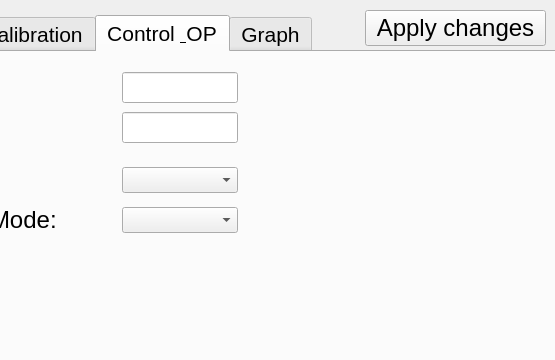
Qt form m_monitron_0_0/m_monitron_0_0.ui (StokeDude18/m_monitron) before a commit; both pictures show x 245 to 800 and y 0 to 360 of the 800 by 480 pixel window.
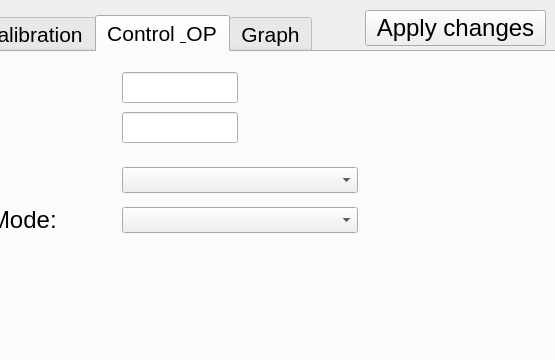
The same form after that commit. The open tabs and pages were chosen to show the change. Custom widgets are drawn as their Qt base class.

```diff
--- a/m_monitron_0_0/m_monitron_0_0.ui
+++ b/m_monitron_0_0/m_monitron_0_0.ui
@@ -700,7 +700,7 @@
        <rect>
         <x>340</x>
         <y>115</y>
-        <width>116</width>
+        <width>236</width>
         <height>26</height>
        </rect>
       </property>
@@ -717,7 +717,7 @@
        <rect>
         <x>340</x>
         <y>155</y>
-        <width>116</width>
+        <width>236</width>
         <height>26</height>
        </rect>
       </property>
```
Left out of the diff: 2 changed lines with no effect on the pictures.
